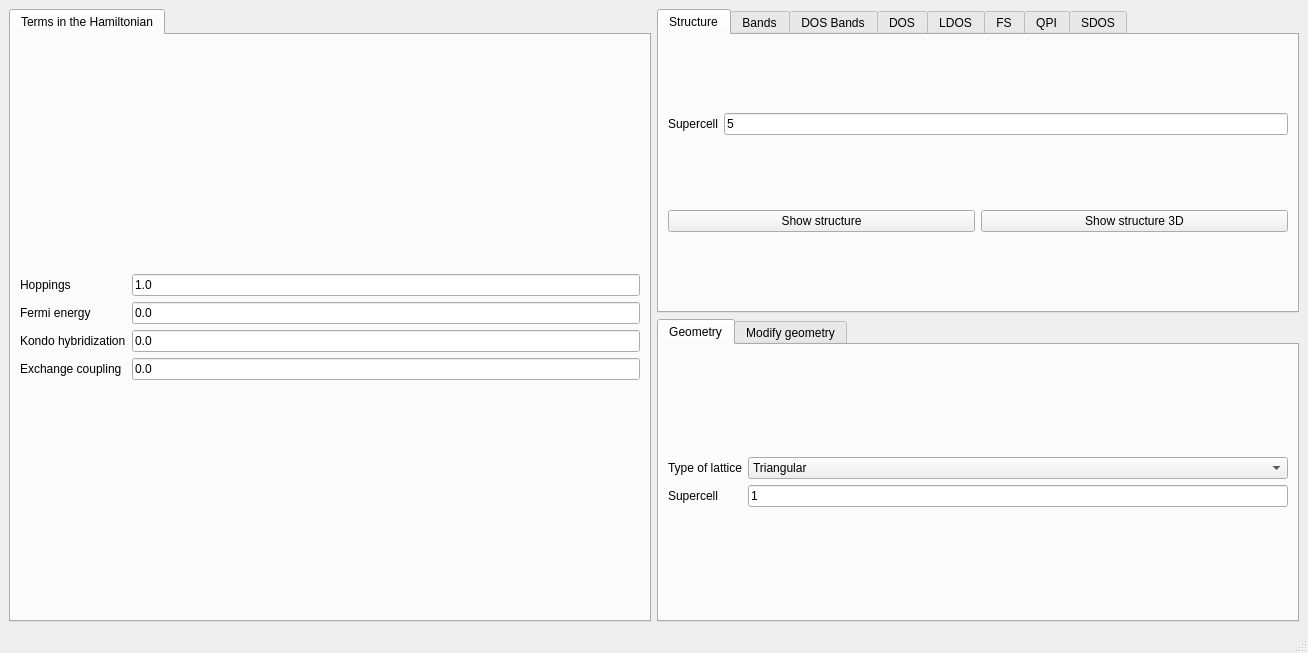
Old version of the form interface-pyqt/heavyfermion/interface.ui in the repository joselado/quantum-lattice.
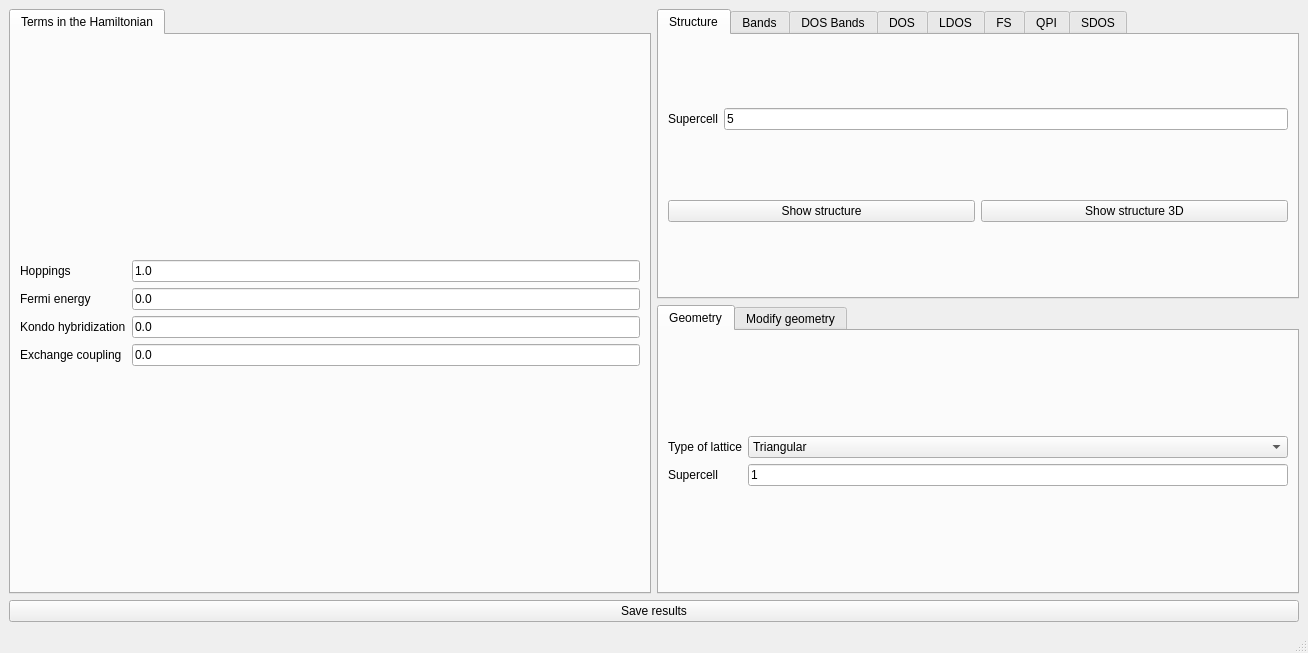
New version of the form.

Diff of the .ui file:
```diff
--- a/interface-pyqt/heavyfermion/interface.ui
+++ b/interface-pyqt/heavyfermion/interface.ui
@@ -857,6 +857,13 @@
       </widget>
      </widget>
     </item>
+    <item row="2" column="0" colspan="2">
+     <widget class="QPushButton" name="save_results">
+      <property name="text">
+       <string>Save results</string>
+      </property>
+     </widget>
+    </item>
    </layout>
   </widget>
   <widget class="QMenuBar" name="menubar">
```
Left out of the diff: 2 changed lines with no effect on the pictures.
